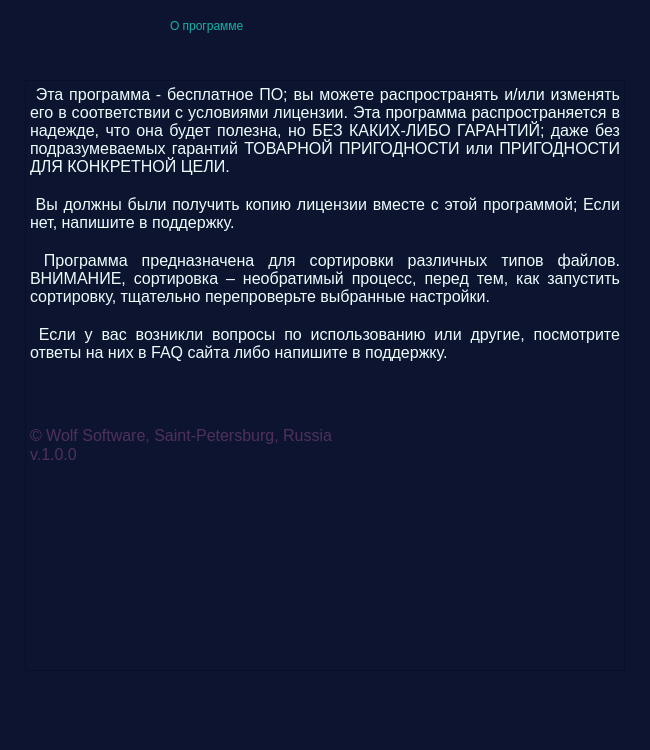
ElikDio/sort-files, file data/about.ui: the form before one commit.
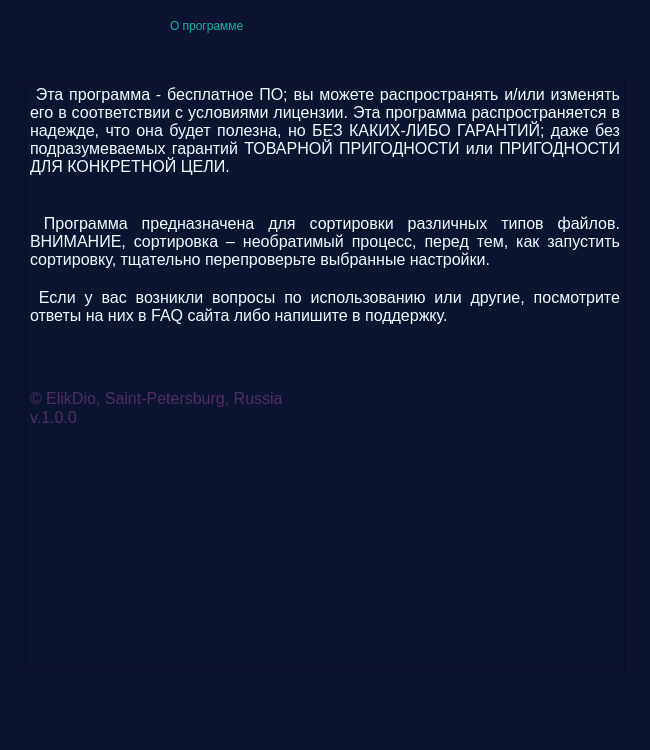
The form after the commit.

Commit message: fix: исправлены пути директорий и текст в справке

Diff of the .ui file:
```diff
--- a/data/about.ui
+++ b/data/about.ui
@@ -70,7 +70,6 @@
 &lt;/style&gt;&lt;/head&gt;&lt;body style=&quot; font-family:'MS Shell Dlg 2'; font-size:7.8pt; font-weight:400; font-style:normal;&quot;&gt;
 &lt;p align=&quot;justify&quot; style=&quot; margin-top:0px; margin-bottom:0px; margin-left:0px; margin-right:0px; -qt-block-indent:0; text-indent:0px;&quot;&gt;&lt;span style=&quot; font-size:12pt; color:#edfcff;&quot;&gt; Эта программа - бесплатное ПО; вы можете распространять и/или изменять его в соответствии с условиями лицензии. Эта программа распространяется в надежде, что она будет полезна, но БЕЗ КАКИХ-ЛИБО ГАРАНТИЙ; даже без подразумеваемых гарантий ТОВАРНОЙ ПРИГОДНОСТИ или ПРИГОДНОСТИ ДЛЯ КОНКРЕТНОЙ ЦЕЛИ. &lt;/span&gt;&lt;/p&gt;
 &lt;p align=&quot;justify&quot; style=&quot;-qt-paragraph-type:empty; margin-top:0px; margin-bottom:0px; margin-left:0px; margin-right:0px; -qt-block-indent:0; text-indent:0px; font-size:12pt; color:#edfcff;&quot;&gt;&lt;br /&gt;&lt;/p&gt;
-&lt;p align=&quot;justify&quot; style=&quot; margin-top:0px; margin-bottom:0px; margin-left:0px; margin-right:0px; -qt-block-indent:0; text-indent:0px;&quot;&gt;&lt;span style=&quot; font-size:12pt; color:#edfcff;&quot;&gt; Вы должны были получить копию лицензии вместе с этой программой; Если нет, напишите в поддержку. &lt;/span&gt;&lt;/p&gt;
 &lt;p align=&quot;justify&quot; style=&quot;-qt-paragraph-type:empty; margin-top:0px; margin-bottom:0px; margin-left:0px; margin-right:0px; -qt-block-indent:0; text-indent:0px; font-size:12pt; color:#edfcff;&quot;&gt;&lt;br /&gt;&lt;/p&gt;
 &lt;p align=&quot;justify&quot; style=&quot; margin-top:0px; margin-bottom:0px; margin-left:0px; margin-right:0px; -qt-block-indent:0; text-indent:0px;&quot;&gt;&lt;span style=&quot; font-size:12pt; color:#edfcff;&quot;&gt; Программа предназначена для сортировки различных типов файлов. ВНИМАНИЕ, сортировка – необратимый процесс, перед тем, как запустить сортировку, тщательно перепроверьте выбранные настройки. &lt;/span&gt;&lt;/p&gt;
 &lt;p style=&quot;-qt-paragraph-type:empty; margin-top:0px; margin-bottom:0px; margin-left:0px; margin-right:0px; -qt-block-indent:0; text-indent:0px; font-size:12pt; color:#edfcff;&quot;&gt;&lt;br /&gt;&lt;/p&gt;
@@ -79,7 +78,7 @@
 &lt;p align=&quot;justify&quot; style=&quot;-qt-paragraph-type:empty; margin-top:0px; margin-bottom:0px; margin-left:0px; margin-right:0px; -qt-block-indent:0; text-indent:0px;&quot;&gt;&lt;br /&gt;&lt;/p&gt;
 &lt;p align=&quot;justify&quot; style=&quot;-qt-paragraph-type:empty; margin-top:0px; margin-bottom:0px; margin-left:0px; margin-right:0px; -qt-block-indent:0; text-indent:0px;&quot;&gt;&lt;br /&gt;&lt;/p&gt;
 &lt;p style=&quot;-qt-paragraph-type:empty; margin-top:0px; margin-bottom:0px; margin-left:0px; margin-right:0px; -qt-block-indent:0; text-indent:0px; font-size:12pt;&quot;&gt;&lt;br /&gt;&lt;/p&gt;
-&lt;p style=&quot; margin-top:0px; margin-bottom:0px; margin-left:0px; margin-right:0px; -qt-block-indent:0; text-indent:0px;&quot;&gt;&lt;span style=&quot; font-size:12pt; color:#4e305e;&quot;&gt;© Wolf Software, Saint-Petersburg, Russia &lt;/span&gt;&lt;/p&gt;
+&lt;p style=&quot; margin-top:0px; margin-bottom:0px; margin-left:0px; margin-right:0px; -qt-block-indent:0; text-indent:0px;&quot;&gt;&lt;span style=&quot; font-size:12pt; color:#4e305e;&quot;&gt;© ElikDio, Saint-Petersburg, Russia &lt;/span&gt;&lt;/p&gt;
 &lt;p style=&quot; margin-top:0px; margin-bottom:0px; margin-left:0px; margin-right:0px; -qt-block-indent:0; text-indent:0px;&quot;&gt;&lt;span style=&quot; font-size:12pt; color:#4e305e;&quot;&gt;v.1.0.0&lt;/span&gt;&lt;/p&gt;&lt;/body&gt;&lt;/html&gt;</string>
     </property>
    </widget>
```
The commit also changes 1 other file.
